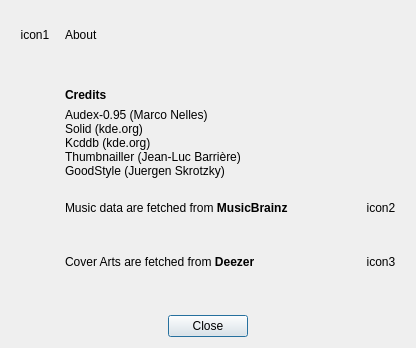
The window that dialogs/aboutwidgetUI.ui (janbar/CDDA-Ripper) describes before a commit, drawn with Qt 5.
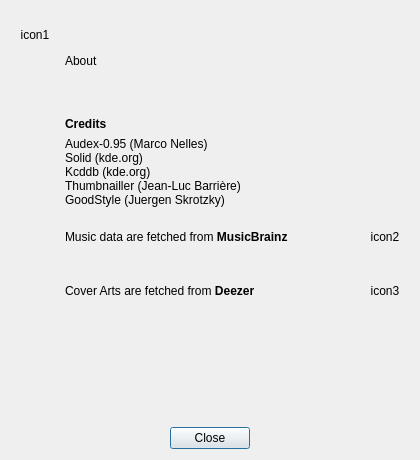
The same window after the commit.

Commit message: fix modality of dialog about

```diff
--- a/dialogs/aboutwidgetUI.ui
+++ b/dialogs/aboutwidgetUI.ui
@@ -6,14 +6,54 @@
    <rect>
     <x>0</x>
     <y>0</y>
-    <width>416</width>
-    <height>348</height>
+    <width>420</width>
+    <height>460</height>
    </rect>
   </property>
+  <property name="sizePolicy">
+   <sizepolicy hsizetype="Fixed" vsizetype="Fixed">
+    <horstretch>0</horstretch>
+    <verstretch>0</verstretch>
+   </sizepolicy>
+  </property>
+  <property name="minimumSize">
+   <size>
+    <width>420</width>
+    <height>460</height>
+   </size>
+  </property>
+  <property name="maximumSize">
+   <size>
+    <width>420</width>
+    <height>460</height>
+   </size>
+  </property>
   <property name="windowTitle">
    <string>About</string>
   </property>
   <layout class="QFormLayout" name="formLayout">
+   <item row="1" column="0">
+    <widget class="QLabel" name="label_icon1">
+     <property name="sizePolicy">
+      <sizepolicy hsizetype="Fixed" vsizetype="Fixed">
+       <horstretch>0</horstretch>
+       <verstretch>0</verstretch>
+      </sizepolicy>
+     </property>
+     <property name="minimumSize">
+      <size>
+       <width>48</width>
+       <height>48</height>
+      </size>
+     </property>
+     <property name="text">
+      <string notr="true">icon1</string>
+     </property>
+     <property name="alignment">
+      <set>Qt::AlignmentFlag::AlignCenter</set>
+     </property>
+    </widget>
+   </item>
    <item row="1" column="1">
     <widget class="QLabel" name="label_about">
      <property name="sizePolicy">
@@ -22,6 +62,12 @@
        <verstretch>0</verstretch>
       </sizepolicy>
      </property>
+     <property name="minimumSize">
+      <size>
+       <width>0</width>
+       <height>100</height>
+      </size>
+     </property>
      <property name="text">
       <string notr="true">About</string>
      </property>
@@ -30,7 +76,39 @@
      </property>
     </widget>
    </item>
-   <item row="5" column="1">
+   <item row="2" column="1">
+    <widget class="QLabel" name="label_title_credits">
+     <property name="minimumSize">
+      <size>
+       <width>0</width>
+       <height>0</height>
+      </size>
+     </property>
+     <property name="font">
+      <font>
+       <bold>true</bold>
+      </font>
+     </property>
+     <property name="text">
+      <string>Credits</string>
+     </property>
+    </widget>
+   </item>
+   <item row="3" column="1">
+    <widget class="QLabel" name="label_credits">
+     <property name="text">
+      <string notr="true">Audex-0.95 (Marco Nelles)
+Solid (kde.org)
+Kcddb (kde.org)
+Thumbnailler (Jean-Luc Barrière)
+GoodStyle (Juergen Skrotzky)</string>
+     </property>
+     <property name="wordWrap">
+      <bool>true</bool>
+     </property>
+    </widget>
+   </item>
+   <item row="4" column="1">
     <layout class="QVBoxLayout" name="verticalLayout">
      <item>
       <layout class="QHBoxLayout" name="horizontalLayout">
@@ -65,7 +143,7 @@
           <string notr="true">icon2</string>
          </property>
          <property name="alignment">
-          <set>Qt::AlignCenter</set>
+          <set>Qt::AlignmentFlag::AlignCenter</set>
          </property>
         </widget>
        </item>
@@ -104,7 +182,7 @@
           <string notr="true">icon3</string>
          </property>
          <property name="alignment">
-          <set>Qt::AlignCenter</set>
+          <set>Qt::AlignmentFlag::AlignCenter</set>
          </property>
         </widget>
        </item>
@@ -112,99 +190,32 @@
      </item>
     </layout>
    </item>
-   <item row="4" column="1">
-    <widget class="QLabel" name="label_credits">
-     <property name="text">
-      <string notr="true">Audex-0.95 (Marco Nelles)
-Solid (kde.org)
-Kcddb (kde.org)
-Thumbnailler (Jean-Luc Barrière)
-GoodStyle (Juergen Skrotzky)</string>
+   <item row="6" column="0" colspan="2">
+    <spacer name="verticalSpacer">
+     <property name="orientation">
+      <enum>Qt::Orientation::Vertical</enum>
      </property>
-     <property name="wordWrap">
-      <bool>true</bool>
-     </property>
-    </widget>
-   </item>
-   <item row="3" column="1">
-    <widget class="QLabel" name="label_title_credits">
-     <property name="minimumSize">
+     <property name="sizeHint" stdset="0">
       <size>
-       <width>0</width>
-       <height>0</height>
+       <width>20</width>
+       <height>40</height>
       </size>
      </property>
-     <property name="font">
-      <font>
-       <bold>true</bold>
-      </font>
-     </property>
-     <property name="text">
-      <string>Credits</string>
-     </property>
-    </widget>
+    </spacer>
    </item>
-   <item row="1" column="0">
-    <widget class="QLabel" name="label_icon1">
-     <property name="sizePolicy">
-      <sizepolicy hsizetype="Fixed" vsizetype="Fixed">
-       <horstretch>0</horstretch>
-       <verstretch>0</verstretch>
-      </sizepolicy>
-     </property>
-     <property name="minimumSize">
-      <size>
-       <width>48</width>
-       <height>48</height>
-      </size>
-     </property>
-     <property name="text">
-      <string notr="true">icon1</string>
-     </property>
-     <property name="alignment">
-      <set>Qt::AlignCenter</set>
-     </property>
-    </widget>
-   </item>
-   <item row="8" column="0" colspan="2">
+   <item row="7" column="0" colspan="2">
     <widget class="QDialogButtonBox" name="buttonBox">
      <property name="orientation">
-      <enum>Qt::Horizontal</enum>
+      <enum>Qt::Orientation::Horizontal</enum>
      </property>
      <property name="standardButtons">
-      <set>QDialogButtonBox::Close</set>
+      <set>QDialogButtonBox::StandardButton::Close</set>
      </property>
      <property name="centerButtons">
       <bool>true</bool>
      </property>
     </widget>
    </item>
-   <item row="7" column="0" colspan="2">
-    <spacer name="verticalSpacer">
-     <property name="orientation">
-      <enum>Qt::Vertical</enum>
-     </property>
-     <property name="sizeHint" stdset="0">
-      <size>
-       <width>20</width>
-       <height>40</height>
-      </size>
-     </property>
-    </spacer>
-   </item>
-   <item row="2" column="1">
-    <spacer name="verticalSpacer_2">
-     <property name="orientation">
-      <enum>Qt::Vertical</enum>
-     </property>
-     <property name="sizeHint" stdset="0">
-      <size>
-       <width>20</width>
-       <height>40</height>
-      </size>
-     </property>
-    </spacer>
-   </item>
   </layout>
  </widget>
  <resources/>
```
The commit also changes 1 other file.
